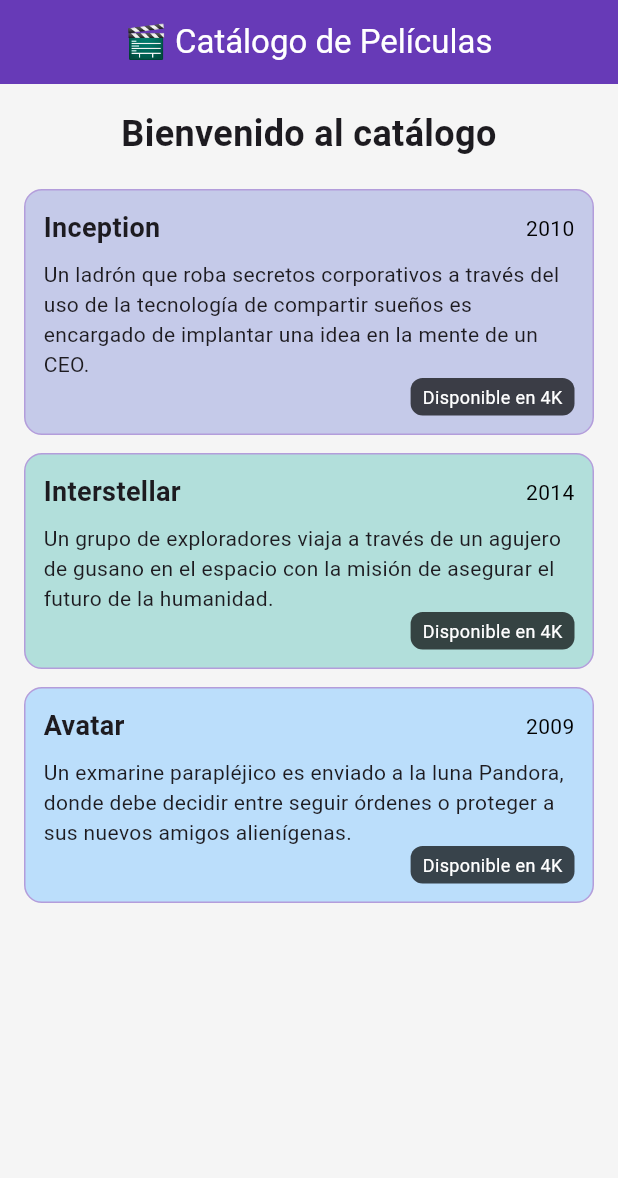
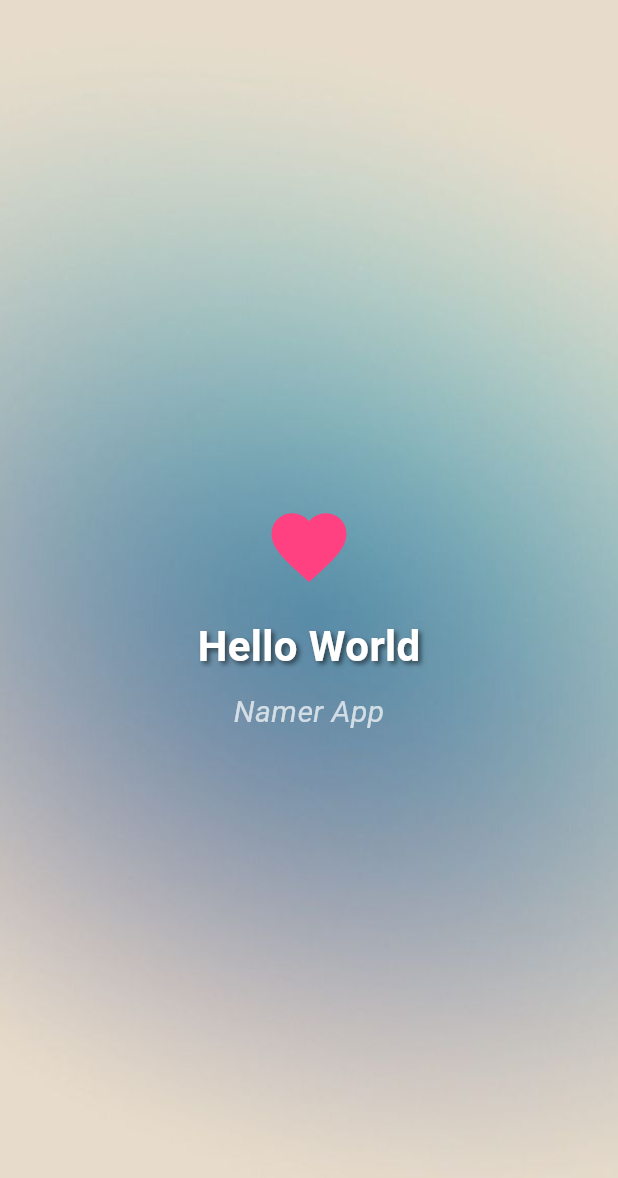
Before and after one commit to JoselynCorrea/namer_app, a Flutter app: the screen it shows after launch, on a phone screen of 412 x 824 dp. Shown: the top 1178 px of the screen. Run offline on Flutter 3.47's test engine with Material 3 defaults, Android fonts, the phone set to English and light mode, and no system bars.

```diff
--- a/lib/main.dart
+++ b/lib/main.dart
@@ -10,129 +10,70 @@ class MyApp extends StatelessWidget {
   @override
   Widget build(BuildContext context) {
     return MaterialApp(
-      title: 'Catálogo de Películas',
-      theme: ThemeData(
-        colorScheme: ColorScheme.fromSeed(seedColor: Colors.deepPurple),
-        useMaterial3: true,
-      ),
-      home: const MovieCatalog(),
+      title: 'Namer App',
+      debugShowCheckedModeBanner: false,
+      home: const HomeScreen(),
     );
   }
 }
 
-class MovieCatalog extends StatelessWidget {
-  const MovieCatalog({super.key});
+class HomeScreen extends StatelessWidget {
+  const HomeScreen({super.key});
 
   @override
   Widget build(BuildContext context) {
     return Scaffold(
-      appBar: AppBar(
-        title: const Text('🎬 Catálogo de Películas'),
-        centerTitle: true,
-        backgroundColor: Colors.deepPurple,
-        foregroundColor: Colors.white,
+      body: Stack(
+        children: [
+          // 🖼 Imagen de fondo
+          SizedBox.expand(
+            child: Image.asset(
+  'assets/background.jpg',
+  fit: BoxFit.cover,
 ),
-      body: Container(
-        padding: const EdgeInsets.all(16),
-        color: Colors.grey[100],
+          ),
+
+          // 🧩 Contenido centrado (texto e icono)
+          Center(
             child: Column(
-          crossAxisAlignment: CrossAxisAlignment.stretch,
-          children: [
-            const Text(
-              'Bienvenido al catálogo',
-              textAlign: TextAlign.center,
-              style: TextStyle(fontSize: 24, fontWeight: FontWeight.bold),
+              mainAxisAlignment: MainAxisAlignment.center,
+              children: const [
+                // Ícono decorativo
+                Icon(
+                  Icons.favorite,
+                  color: Colors.pinkAccent,
+                  size: 60,
                 ),
-            const SizedBox(height: 20),
+                SizedBox(height: 16),
 
-            movieCard(
-              title: 'Inception',
-              year: '2010',
-              synopsis:
-                  'Un ladrón que roba secretos corporativos a través del uso de la tecnología de compartir sueños es encargado de implantar una idea en la mente de un CEO.',
-              color: Colors.indigo[100]!,
+                // Texto principal
+                Text(
+                  'Hello World',
+                  style: TextStyle(
+                    fontSize: 28,
+                    color: Colors.white,
+                    fontWeight: FontWeight.bold,
+                    shadows: [
+                      Shadow(
+                        offset: Offset(2, 2),
+                        blurRadius: 4,
+                        color: Colors.black54,
                       ),
-            const SizedBox(height: 12),
-
-            movieCard(
-              title: 'Interstellar',
-              year: '2014',
-              synopsis:
-                  'Un grupo de exploradores viaja a través de un agujero de gusano en el espacio con la misión de asegurar el futuro de la humanidad.',
-              color: Colors.teal[100]!,
-            ),
-            const SizedBox(height: 12),
-
-                movieCard(
-                  title: 'Avatar',
-                  year: '2009',
-                  synopsis:
-                      'Un exmarine parapléjico es enviado a la luna Pandora, donde debe decidir entre seguir órdenes o proteger a sus nuevos amigos alienígenas.',
-                  color: Colors.blue[100]!,
-                ),
-               const SizedBox(height: 12),
                     ],
                   ),
                 ),
-    );
-  }
+                SizedBox(height: 10),
 
- Widget movieCard({
-  required String title,
-  required String year,
-  required String synopsis,
-  required Color color,
-}) {
-  return Container(
-    padding: const EdgeInsets.all(12),
-    decoration: BoxDecoration(
-      color: color,
-      borderRadius: BorderRadius.circular(12),
-      border: Border.all(color: Colors.deepPurple.shade200),
+                // Nombre de la app
+                Text(
+                  'Namer App',
+                  style: TextStyle(
+                    fontSize: 20,
+                    color: Colors.white70,
+                    fontStyle: FontStyle.italic,
                   ),
-
-    child: Stack(
-      children: [
-        Column(
-          crossAxisAlignment: CrossAxisAlignment.start,
-          children: [
-            Row(
-              mainAxisAlignment: MainAxisAlignment.spaceBetween,
-              children: [
-                Text(
-                  title,
-                  style: const TextStyle(
-                      fontSize: 18, fontWeight: FontWeight.bold),
-                ),
-                Text(
-                  year,
-                  style: const TextStyle(color: Color.fromARGB(255, 0, 0, 0)),
                 ),
               ],
-            ),
-            const SizedBox(height: 8),
-            Text(
-              synopsis,
-              style: const TextStyle(fontSize: 14),
-            ),
-            const SizedBox(height: 24),
-          ],
-        ),
-
-        Positioned(
-          bottom: 0,
-          right: 0,
-          child: Container(
-            padding:
-                const EdgeInsets.symmetric(horizontal: 8, vertical: 4),
-            decoration: BoxDecoration(
-              color:  Colors.black.withValues(alpha: 0.7),
-              borderRadius: BorderRadius.circular(8),
-            ),
-            child: const Text(
-              'Disponible en 4K',
-              style: TextStyle(color: Colors.white, fontSize: 12),
-            ),
             ),
           ),
         ],
--- a/pubspec.yaml
+++ b/pubspec.yaml
@@ -23,3 +23,5 @@ dev_dependencies:
 
 flutter:
   uses-material-design: true
+  assets:
+    - assets/background.jpg
```
Also changed, not shown: assets/background.jpg (added). Lines whose indentation alone changed are shown as unchanged.
